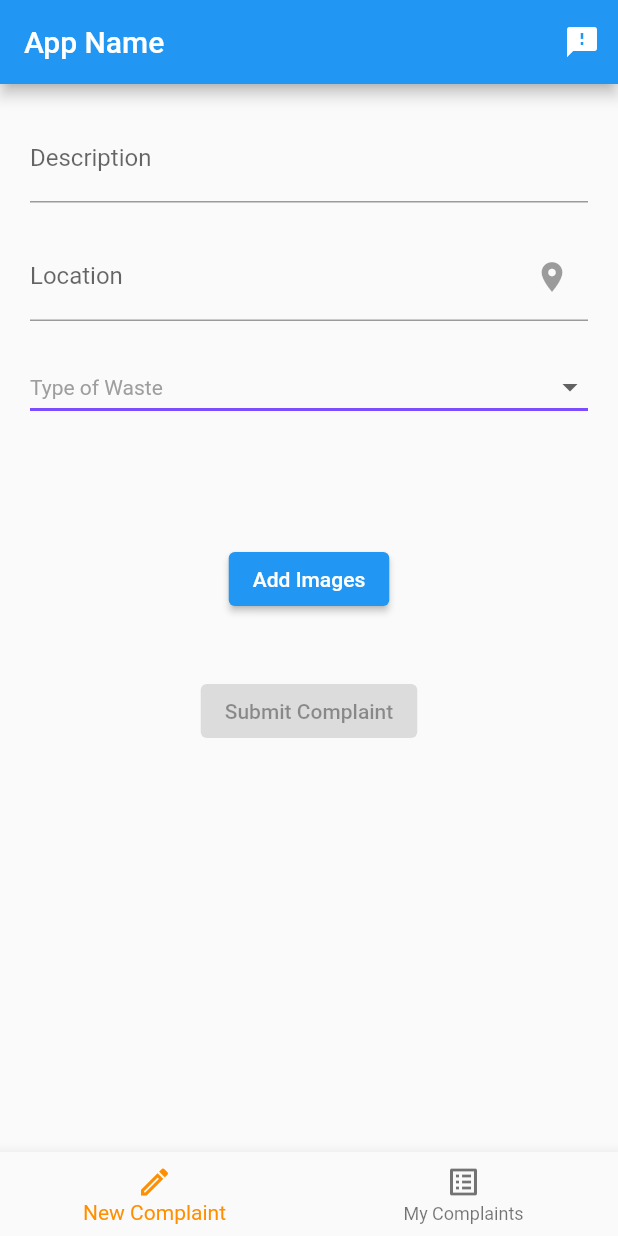
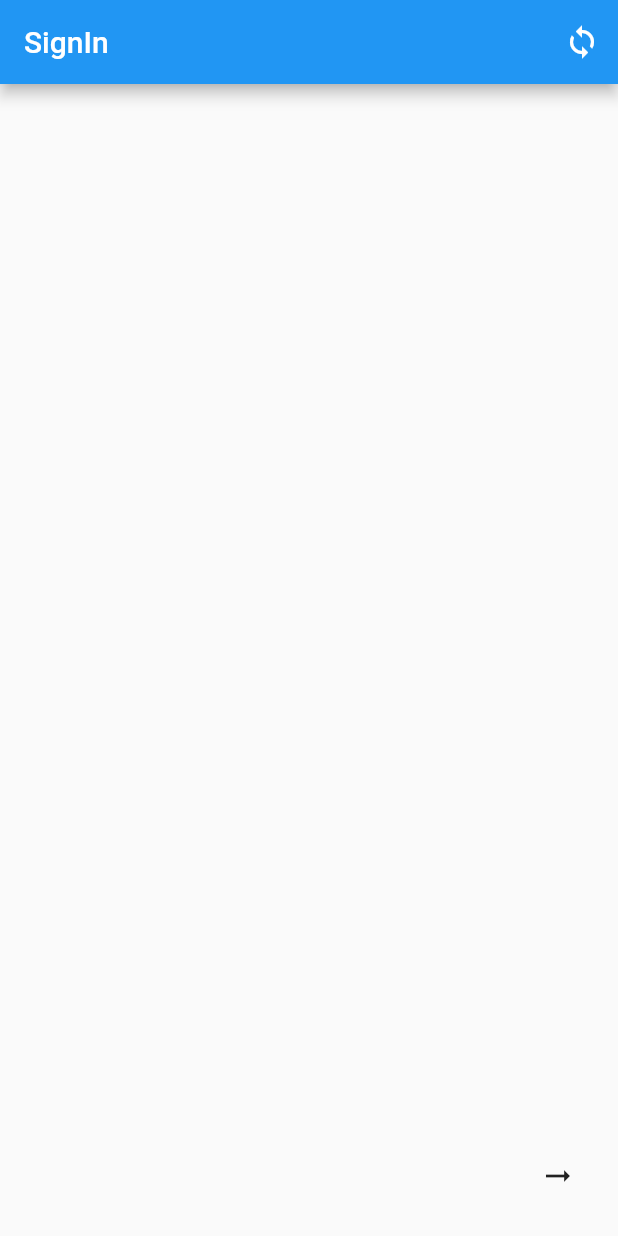
Before and after one commit to WebOps-and-Blockchain-Club/clinsti-mobile-client, a Flutter app: the screen it shows after launch, on a phone screen of 412 x 824 dp. Run offline on Flutter 3.47's test engine with Material 2 defaults, Android fonts, the phone set to English and light mode, and no system bars; our stand-ins replace fluttertoast, shared_preferences; missing offline and left inert: multi_image_picker.

Commit message:
authStructure

```diff
--- a/lib/main.dart
+++ b/lib/main.dart
@@ -1,7 +1,7 @@
+import 'package:app_client/screens/wrapper.dart';
 import "package:flutter/material.dart";
 
 // Import packages
-import "./screens/HomeScreen/main.dart";
 
 void main(List<String> args) async {
   WidgetsFlutterBinding.ensureInitialized();
@@ -14,10 +14,11 @@ class MyApp extends StatelessWidget {
     return MaterialApp(
       debugShowCheckedModeBanner: false,
       title: "IITM Complaints",
-      home: HomeScreen(),
-      routes: {
-        HomeScreen.routeName: (_) => HomeScreen(),
-      },
+      // home: HomeScreen(),
+      // routes: {
+      //   HomeScreen.routeName: (_) => HomeScreen(),
+      // },
+      home: Wrapper(),
     );
   }
 }
--- /dev/null
+++ b/lib/screens/AuthScreen/main.dart
@@ -0,0 +1,27 @@
+import 'package:app_client/screens/AuthScreen/signIn.dart';
+import 'package:app_client/screens/AuthScreen/signUp.dart';
+import 'package:flutter/material.dart';
+
+class Authenticate extends StatefulWidget {
+  final Function changeUser;
+  Authenticate({this.changeUser});
+  @override
+  _AuthenticateState createState() => _AuthenticateState();
+}
+
+class _AuthenticateState extends State<Authenticate> {
+  bool showSignIn = true;
+
+  void toggleView() {
+    setState(() => showSignIn = !showSignIn);
+  }
+
+  @override
+  Widget build(BuildContext context) {
+    if (showSignIn) {
+      return SignIn(toggleView: toggleView, changeUser: widget.changeUser);
+    } else {
+      return SignUp(toggleView: toggleView, changeUser: widget.changeUser);
+    }
+  }
+}
--- /dev/null
+++ b/lib/screens/AuthScreen/signIn.dart
@@ -0,0 +1,40 @@
+import 'package:flutter/material.dart';
+import 'package:shared_preferences/shared_preferences.dart';
+
+class SignIn extends StatefulWidget {
+  final Function toggleView;
+  final Function changeUser;
+  SignIn({this.toggleView, this.changeUser});
+  @override
+  _SignInState createState() => _SignInState();
+}
+
+class _SignInState extends State<SignIn> {
+  _signIn() async {
+    SharedPreferences prefs = await SharedPreferences.getInstance();
+    prefs.setString('userId', 'Hello');
+    widget.changeUser();
+  }
+
+  @override
+  Widget build(BuildContext context) {
+    return Scaffold(
+      appBar: AppBar(
+        title: Text('SignIn'),
+        actions: <Widget>[
+          IconButton(
+              icon: Icon(Icons.sync),
+              onPressed: () {
+                widget.toggleView();
+              }),
+        ],
+      ),
+      floatingActionButton: IconButton(
+        icon: Icon(Icons.arrow_right_alt),
+        onPressed: () async {
+          _signIn();
+        },
+      ),
+    );
+  }
+}
--- /dev/null
+++ b/lib/screens/wrapper.dart
@@ -0,0 +1,44 @@
+import 'package:app_client/screens/AuthScreen/main.dart';
+import 'package:app_client/screens/HomeScreen/main.dart';
+import 'package:flutter/material.dart';
+import 'package:shared_preferences/shared_preferences.dart';
+
+class Wrapper extends StatefulWidget {
+  @override
+  _WrapperState createState() => _WrapperState();
+}
+
+class _WrapperState extends State<Wrapper> {
+  String userId;
+  SharedPreferences prefs;
+
+  changeUser() {
+    setState(() {
+      userId = prefs.getString('userId');
+    });
+  }
+
+  init() {
+    SharedPreferences.getInstance().then((value) {
+      setState(() {
+        prefs = value;
+        userId = prefs.getString('userId');
+      });
+    });
+  }
+
+  @override
+  void initState() {
+    super.initState();
+    init();
+  }
+
+  @override
+  Widget build(BuildContext context) {
+    if (userId == null) {
+      return Authenticate(changeUser: changeUser);
+    } else {
+      return HomeScreen(changeUser: changeUser);
+    }
+  }
+}
--- a/pubspec.yaml
+++ b/pubspec.yaml
@@ -23,6 +23,7 @@ environment:
 dependencies:
   flutter:
     sdk: flutter
+  shared_preferences:
   multi_image_picker:
   path_provider:
   fluttertoast:
```
Also changed, not shown: lib/screens/AuthScreen/signUp.dart (added, +40 -0 lines), lib/screens/HomeScreen/main.dart (+14 -0 lines), pubspec.lock.
